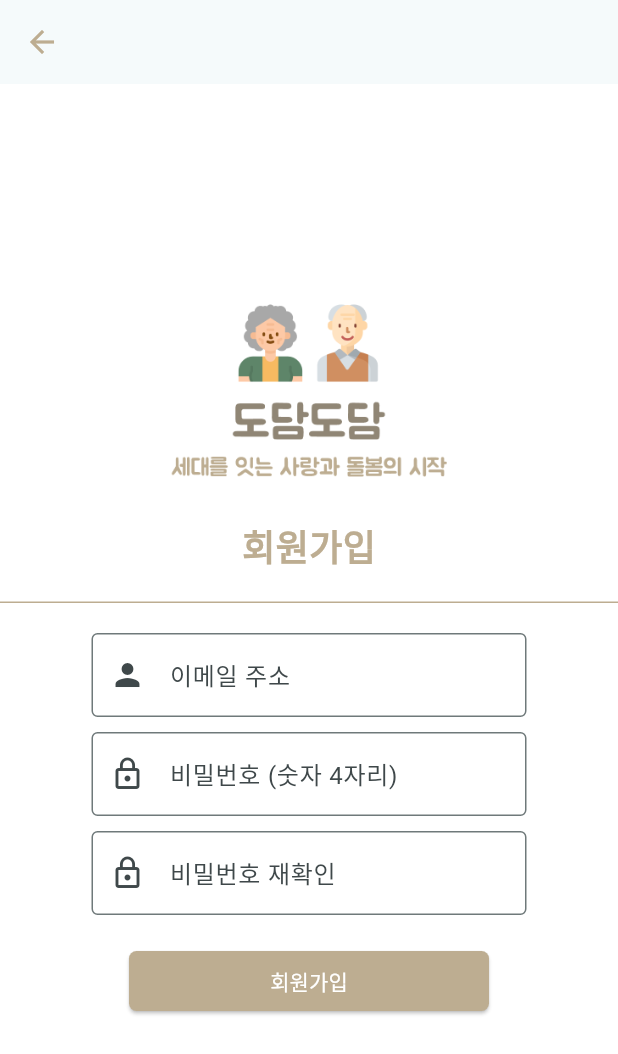
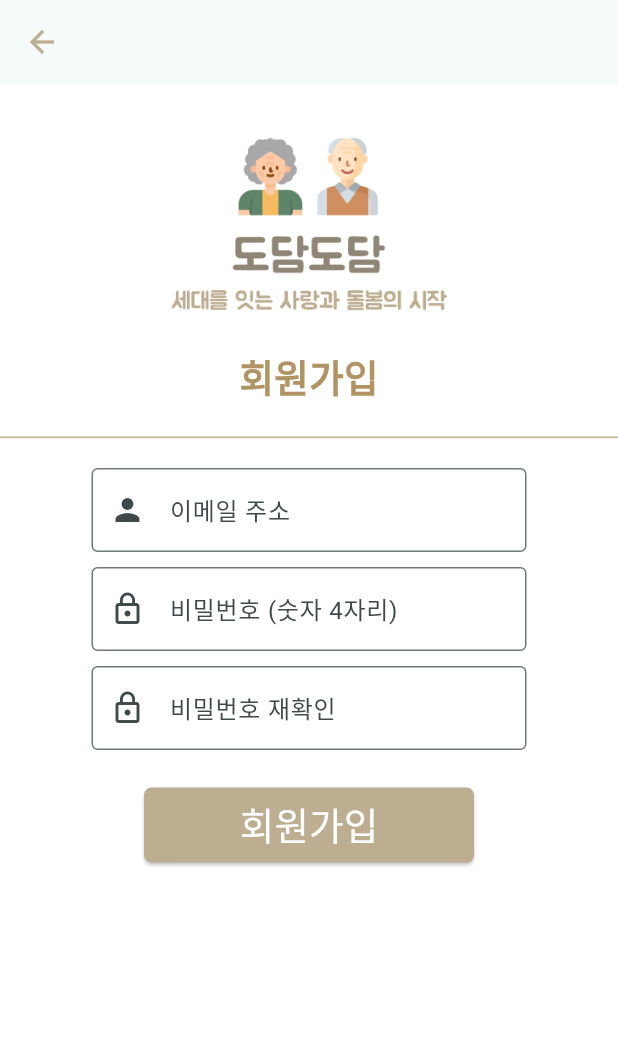
Before and after one commit to kmin1231/dodamdodam_mobile, a Flutter app: the screen it shows after launch, after a tap on "가입하기 (신규 사용자)", on a phone screen of 412 x 824 dp. Shown: the top 1054 px of the screen. Run offline on Flutter 3.47's test engine with Material 3 defaults, Android fonts, the phone set to English and light mode, and no system bars.

Commit message:
🎨 style: UI for Login & Signup & Signin modified

```diff
--- a/lib/login.dart
+++ b/lib/login.dart
@@ -24,7 +24,7 @@ class _LoginScreenState extends State<LoginScreen> {
             children: [
               Image.asset(
                 'lib/assets/images/splash_image.png',
-                height: 190,
+                height: 200,
                 fit: BoxFit.cover,
               ),
 
@@ -36,20 +36,22 @@ class _LoginScreenState extends State<LoginScreen> {
                 },
                 style: ElevatedButton.styleFrom(
                   backgroundColor: mainThemeColor,
-                  minimumSize: Size(240, 40),
+                  minimumSize: Size(270, 50),
                   shape: RoundedRectangleBorder(
                     borderRadius: BorderRadius.circular(5),
+                    side: BorderSide(color: mainThemeColor, width: 1),
                   ),
                 ),
                 child: Text(
                   '가입하기 (신규 사용자)',
                   style: TextStyle(
                     color: Colors.white,
+                    fontSize: 25,
                   ),
                 ),
               ),
 
-              SizedBox(height: 10),
+              SizedBox(height: 18),
 
               ElevatedButton(
                 onPressed: () {
@@ -57,7 +59,7 @@ class _LoginScreenState extends State<LoginScreen> {
                 },
                 style: ElevatedButton.styleFrom(
                   backgroundColor: Colors.white,
-                  minimumSize: Size(240, 40),
+                  minimumSize: Size(282, 50),
                   shape: RoundedRectangleBorder(
                     borderRadius: BorderRadius.circular(5),
                     side: BorderSide(color: mainThemeColor, width: 1),
@@ -67,6 +69,7 @@ class _LoginScreenState extends State<LoginScreen> {
                   '로그인 (기존 사용자)',
                   style: TextStyle(
                     color: mainThemeColor,
+                    fontSize: 25,
                   ),
                 ),
               ),
@@ -153,26 +156,28 @@ class _SignupScreenState extends State<SignupScreen> {
       body: SafeArea(
         child: Center(
           child: Column(
-            mainAxisAlignment: MainAxisAlignment.center,
+            mainAxisAlignment: MainAxisAlignment.start,
             children: [
+              SizedBox(height: 25),
+
               Image.asset(
                 'lib/assets/images/splash_image.png',
                 height: 130,
                 fit: BoxFit.cover,
               ),
 
-              SizedBox(height: 25),
+              SizedBox(height: 22),
 
               Text(
                 '회원가입',
                 style: TextStyle(
-                  fontSize: 24,
-                  color: mainThemeColor,
+                  fontSize: 25,
+                  color: const Color.fromARGB(255, 176, 148, 99),
                   fontWeight: FontWeight.bold,
                 ),
               ),
 
-              SizedBox(height: 20),
+              SizedBox(height: 22),
 
               Divider(thickness: 1, height: 1, color: mainThemeColor),
 
@@ -248,7 +253,7 @@ class _SignupScreenState extends State<SignupScreen> {
                           return null;
                         },
                       ),
-                      SizedBox(height: 20),
+                      SizedBox(height: 25),
                     ],
                   ),
                 ),
@@ -261,14 +266,17 @@ class _SignupScreenState extends State<SignupScreen> {
                       onPressed: _submitForm,
                       style: ElevatedButton.styleFrom(
                         backgroundColor: mainThemeColor,
-                        minimumSize: Size(240, 40),
+                        minimumSize: Size(220, 50),
                         shape: RoundedRectangleBorder(
                           borderRadius: BorderRadius.circular(5),
                         ),
                       ),
                       child: Text(
                         '회원가입',
-                        style: TextStyle(color: Colors.white),
+                        style: TextStyle(
+                          color: Colors.white,
+                          fontSize: 25,
+                        ),
                       ),
                     ),
 
@@ -367,8 +375,8 @@ class _SigninScreenState extends State<SigninScreen> {
               Text(
                 '로그인',
                 style: TextStyle(
-                  fontSize: 24,
-                  color: mainThemeColor,
+                  fontSize: 25,
+                  color: const Color.fromARGB(255, 176, 148, 99),
                   fontWeight: FontWeight.bold,
                 ),
               ),
@@ -439,14 +447,17 @@ class _SigninScreenState extends State<SigninScreen> {
                       onPressed: _submitForm,
                       style: ElevatedButton.styleFrom(
                         backgroundColor: mainThemeColor,
-                        minimumSize: Size(240, 40),
+                        minimumSize: Size(220, 50),
                         shape: RoundedRectangleBorder(
                           borderRadius: BorderRadius.circular(5),
                         ),
                       ),
                       child: Text(
                         '로그인',
-                        style: TextStyle(color: Colors.white),
+                        style: TextStyle(
+                          color: Colors.white,
+                          fontSize: 25,
+                        ),
                       ),
                     ),
 
```
Also changed, not shown: lib/baby.dart (+5 -2 lines).
